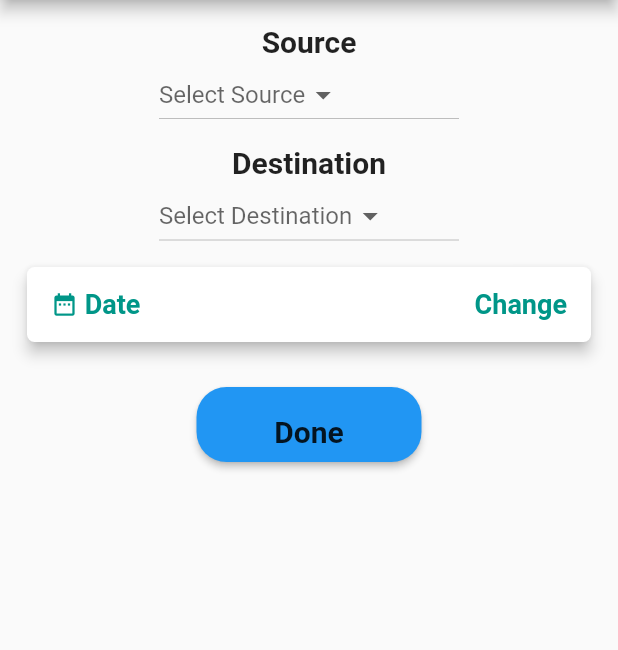
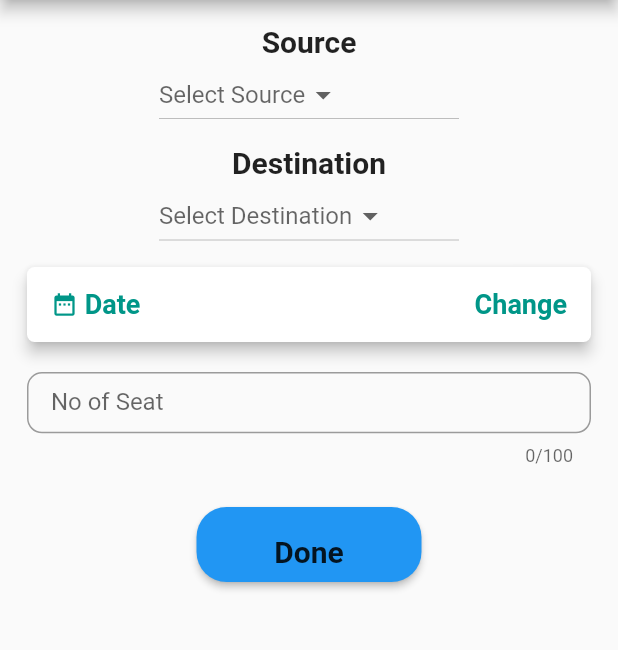
Before and after one commit to ronak1904/carpoolingapp, a Flutter app: the Example1 screen opened directly, on a phone screen of 412 x 824 dp, the part 84-734 px from its top. Run offline on Flutter 3.47's test engine with Material 2 defaults, Android fonts, the phone set to English and light mode, and no system bars; our stand-ins replace cloud_firestore, firebase_analytics, firebase_auth, firebase_database, flutter_datetime_picker; accounts and stored records are empty.

```diff
--- a/lib/pages/home_page.dart
+++ b/lib/pages/home_page.dart
@@ -347,6 +347,8 @@ class Example extends StatefulWidget {
 class _SecondRoute extends State<Example> {
   var selected;
   var selected1;
+
+  static int myid=1;
   String _date = "Date";
   String _time = "Arrival Time";
   String _time1 = "Departure Time";
@@ -732,8 +734,10 @@ class _SecondRoute extends State<Example> {
                               'spot': _tx1.text,
                               'cost': _tx2.text,
                               'number': _tx3.text,
-                              'description': _tx4.text
+                              'description': _tx4.text,
+                              'rideid':myid,
                             });
+                            myid++;
                           },
                           child: new Text('Done',
                               style: TextStyle(
@@ -765,9 +769,10 @@ class _Second extends State<Example1> {
   var selected;
   var selected1;
   var v1;
+  var v4;
   String v2;
   String v3;
-
+  TextEditingController _tx5 = new TextEditingController();
   String _date = "Date";
   String _time = "Arrival Time";
   String _time1 = "Departure Time";
@@ -919,6 +924,22 @@ class _Second extends State<Example1> {
                       ),
                       color: Colors.white,
                     ),
+                         new Padding(padding: EdgeInsets.only(top: 20.0)),
+                    new Container(
+                      height: 60.0,
+                      child: TextField(
+                        controller: _tx5,
+                        maxLength: 100,
+                        decoration: InputDecoration(
+                          labelText: " No of Seat",
+                          fillColor: Colors.white,
+                          border: new OutlineInputBorder(
+                            borderRadius: new BorderRadius.circular(10.0),
+                            borderSide: new BorderSide(),
+                          ),
+                        ),
+                      ),
+                    ),
                     new Padding(
                         padding: EdgeInsets.only(top: 30.0, bottom: 0.0)),
                     new Container(
@@ -933,7 +954,7 @@ class _Second extends State<Example1> {
                               context,
                               MaterialPageRoute(
                                   builder: (context) => new Passscreen(
-                                      v1: selected, v2: selected1, v3: _date)),
+                                      v1: selected, v2: selected1, v3: _date,v4:_tx5.text)),
                             );
                             //print('ret data is $retData');
                           },
```
Also changed, not shown: lib/pages/Passscreen.dart (+15 -65 lines), lib/pages/Requestride.dart (added, +106 -0 lines).
